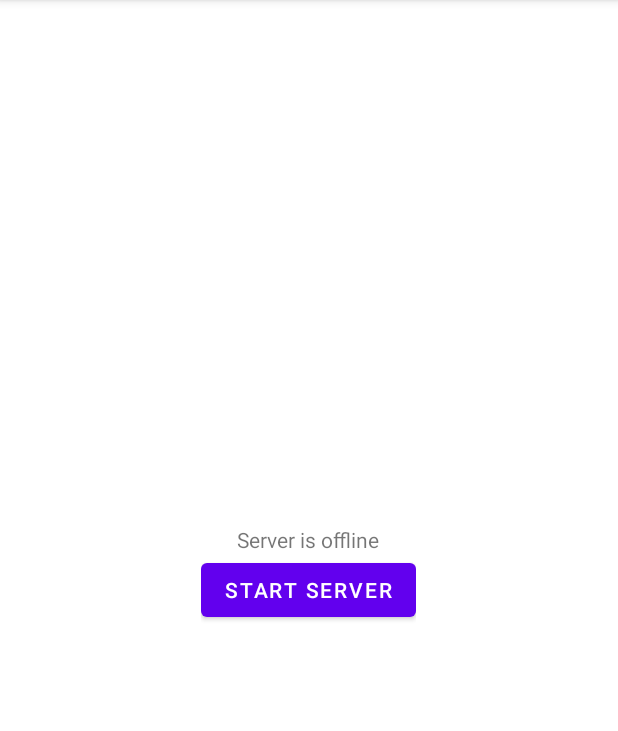
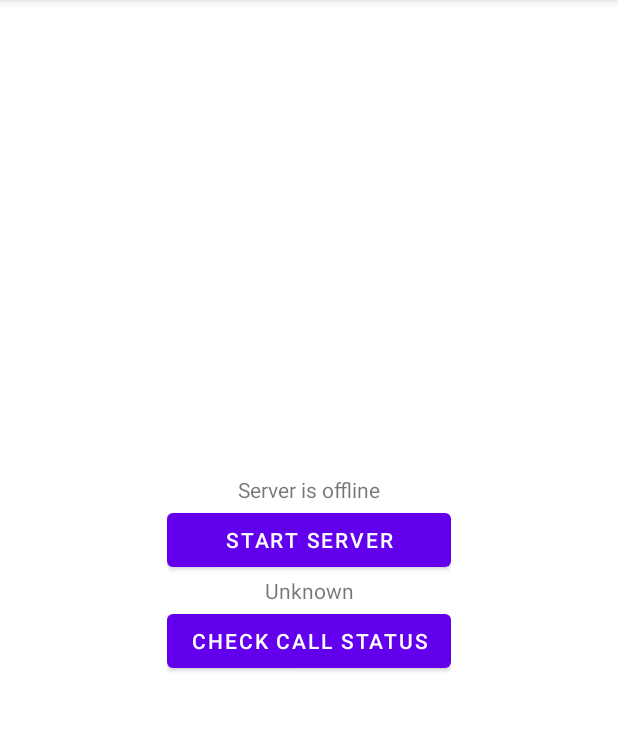
Before and after one commit to tonybingo-stack/FreePBX001, an Android app: the screen it shows after launch (MainActivity), on a phone screen of 412 x 824 dp, the part 84-815 px from its top. Run offline under Robolectric (Android 15) with nearby library versions, the phone set to English and light mode, and no system bars.

Commit message:
call initiate with intent

```diff
--- a/app/src/main/AndroidManifest.xml
+++ b/app/src/main/AndroidManifest.xml
@@ -6,7 +6,6 @@
     <uses-permission android:name="android.permission.WRITE_CONTACTS" />
     <uses-permission android:name="android.permission.READ_CONTACTS" />
     <uses-permission android:name="android.permission.READ_PHONE_STATE"/>
-    <uses-permission android:name="android.permission.MODIFY_PHONE_STATE" />
 
     <application
         android:allowBackup="true"
--- a/app/src/main/java/com/daniel/freepbx001/MainActivity.kt
+++ b/app/src/main/java/com/daniel/freepbx001/MainActivity.kt
@@ -9,6 +9,8 @@ import android.os.Build
 import android.os.Bundle
 import android.provider.ContactsContract
 import android.provider.ContactsContract.CommonDataKinds
+import android.telephony.PhoneStateListener
+import android.telephony.TelephonyManager
 import android.util.Log
 import android.widget.Button
 import android.widget.TextView
@@ -28,7 +30,7 @@ import java.util.concurrent.Executors
 class MainActivity : AppCompatActivity() {
     private var serverUp = false
     // Request code for READ_CONTACTS. It can be any number > 0.
-    private val PERMISSIONS_REQUEST_READ_CONTACTS = 100
+    private val REQUEST_CODE = 100
 
     override fun onCreate(savedInstanceState: Bundle?) {
         super.onCreate(savedInstanceState)
@@ -52,14 +54,37 @@ class MainActivity : AppCompatActivity() {
 
         }
 
+        var btn_check = findViewById(R.id.checkbtn) as Button
+        var statusCall = findViewById(R.id.txtCallStatus) as TextView
+        statusCall.text = "Unknown"
+
+        btn_check.setOnClickListener {
+            var telephonyManager = getSystemService(TELEPHONY_SERVICE) as TelephonyManager
+            var phoneStateListener: PhoneStateListener = object : PhoneStateListener() {
+                override fun onCallStateChanged(state: Int, incomingNumber: String) {
+                    when (state) {
+                        TelephonyManager.CALL_STATE_IDLE -> {}
+                        TelephonyManager.CALL_STATE_RINGING -> {}
+                        TelephonyManager.CALL_STATE_OFFHOOK -> {}
+                    }
+                }
+            }
+        //register listener
+            telephonyManager.listen(phoneStateListener, PhoneStateListener.LISTEN_CALL_STATE);
+            statusCall.text = telephonyManager.callState.toString()
+        }
         // Check the SDK version and whether the permission is already granted or not.
-        if (Build.VERSION.SDK_INT >= Build.VERSION_CODES.M && checkSelfPermission(Manifest.permission.READ_CONTACTS) != PackageManager.PERMISSION_GRANTED) {
-            requestPermissions(
-                arrayOf(Manifest.permission.WRITE_CONTACTS),
-                PERMISSIONS_REQUEST_READ_CONTACTS
+        val permissions = arrayOf(
+            Manifest.permission.READ_CONTACTS,
+            Manifest.permission.READ_PHONE_STATE
         )
-            //After this point you wait for callback in onRequestPermissionsResult(int, String[], int[]) overriden method
-        }
+
+        requestPermissions(permissions, REQUEST_CODE)
+
+//        if (Build.VERSION.SDK_INT >= Build.VERSION_CODES.M && checkSelfPermission(Manifest.permission.READ_CONTACTS) != PackageManager.PERMISSION_GRANTED) {
+//
+//            //After this point you wait for callback in onRequestPermissionsResult(int, String[], int[]) overriden method
+//        }
     }
 
 
@@ -163,21 +188,6 @@ class MainActivity : AppCompatActivity() {
                     sendResponse(httpExchange, "Would be all messages stringified json")
                 }
                 "POST" -> {
-                    Log.d("bingo", "here0")
-
-//                    var telephonyManager = getSystemService(TELEPHONY_SERVICE) as TelephonyManager
-//                    var phoneStateListener: PhoneStateListener = object : PhoneStateListener() {
-//                        override fun onCallStateChanged(state: Int, incomingNumber: String) {
-//                            when (state) {
-//                                TelephonyManager.CALL_STATE_IDLE -> {}
-//                                TelephonyManager.CALL_STATE_RINGING -> {}
-//                                TelephonyManager.CALL_STATE_OFFHOOK -> {}
-//                            }
-//                        }
-//                    }
-                    //register listener
-//                    telephonyManager.listen(phoneStateListener, PhoneStateListener.LISTEN_CALL_STATE);
-                    Log.d("bingo", "here1")
                     val inputStream = httpExchange.requestBody
                     val requestBody = streamToString(inputStream)
 
@@ -222,11 +232,34 @@ class MainActivity : AppCompatActivity() {
 //                        responseObj.put("isWhatsappRegistered", false)
 //                        Log.d("bingo", "here3")
 //                    }
-                    val mimeString = "vnd.android.cursor.item/vnd.com.whatsapp.voip.call"
+
                     // add contact list
                     if (addPhoneNumberToContact(this, name, phone)) {
                         responseObj.put("isAddedToContactList", true)
+                    }
+                    else {
+                        responseObj.put("isAddedToContactList", false)
+                    }
 
+                    sendResponse(httpExchange, responseObj.toString())
+
+                }
+            }
+        }
+    }
+
+    @SuppressLint("Range")
+    fun initiateWhatsAppCall(context: Context, phoneNumber: String) {
+//        val intent = Intent(Intent.ACTION_VIEW)
+//        intent.data = Uri.parse("https://api.whatsapp.com/send?phone=$phoneNumber")
+//        try {
+//            context.startActivity(intent)
+//        } catch (e: ActivityNotFoundException) {
+//            val fallbackIntent = Intent(Intent.ACTION_VIEW)
+//            fallbackIntent.data = Uri.parse("http://www.whatsapp.com")
+//            context.startActivity(fallbackIntent)
+//        }
+        val mimeString = "vnd.android.cursor.item/vnd.com.whatsapp.voip.call"
         var _id : Long
         val resolver = getApplicationContext().getContentResolver();
         var cursor = resolver.query(
@@ -243,7 +276,7 @@ class MainActivity : AppCompatActivity() {
 
             Log.d("Data", _id.toString() + " "+ displayName + " " + mimeType );
 
-                            if (displayName.equals(name)) {
+//            if (displayName.equals(name)) {
                 if (mimeType.equals(mimeString)) {
                     Log.d("Data", "called")
                     val data = "content://com.android.contacts/data/" + _id;
@@ -253,29 +286,7 @@ class MainActivity : AppCompatActivity() {
                     sendIntent.setPackage("com.whatsapp");
                     startActivity(sendIntent);
                 }
-                            }
-                        }
-                    }
-                    else {
-                        responseObj.put("isAddedToContactList", false)
-                    }
-
-                    sendResponse(httpExchange, responseObj.toString())
-
-                }
-            }
-        }
-    }
-
-    fun initiateWhatsAppCall(context: Context, phoneNumber: String) {
-        val intent = Intent(Intent.ACTION_VIEW)
-        intent.data = Uri.parse("https://api.whatsapp.com/send?phone=$phoneNumber")
-        try {
-            context.startActivity(intent)
-        } catch (e: ActivityNotFoundException) {
-            val fallbackIntent = Intent(Intent.ACTION_VIEW)
-            fallbackIntent.data = Uri.parse("http://www.whatsapp.com")
-            context.startActivity(fallbackIntent)
+//            }
         }
     }
 
--- a/app/src/main/res/layout/activity_main.xml
+++ b/app/src/main/res/layout/activity_main.xml
@@ -36,6 +36,18 @@
                 android:layout_height="wrap_content"
                 android:text="Start Server" />
 
+            <TextView
+                android:id="@+id/txtCallStatus"
+                android:layout_width="match_parent"
+                android:layout_height="wrap_content"
+                android:textAlignment="center" />
+
+            <Button
+                android:id="@+id/checkbtn"
+                android:layout_width="match_parent"
+                android:layout_height="wrap_content"
+                android:text="Check call status" />
+
         </LinearLayout>
     </LinearLayout>
 
```
Lines whose indentation alone changed are shown as unchanged.
